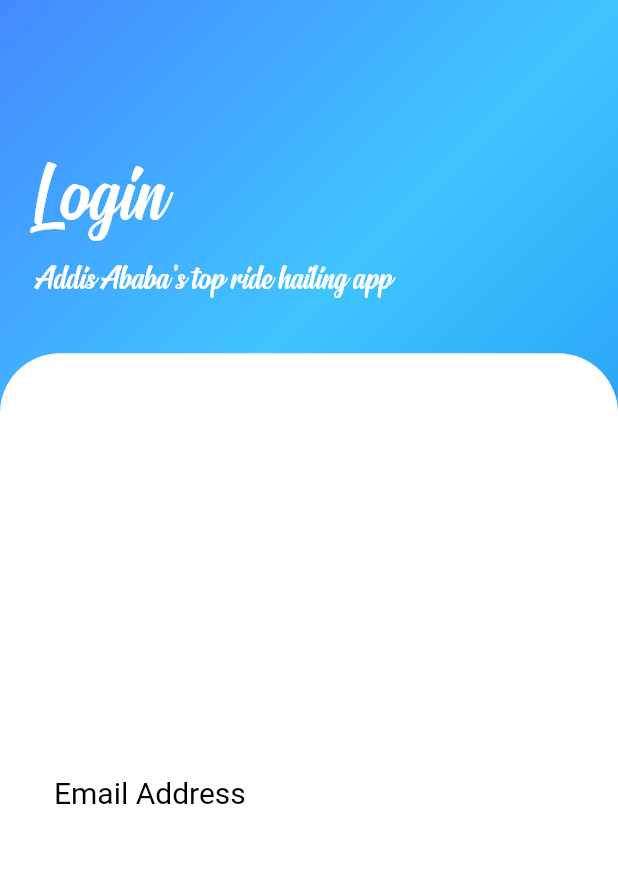
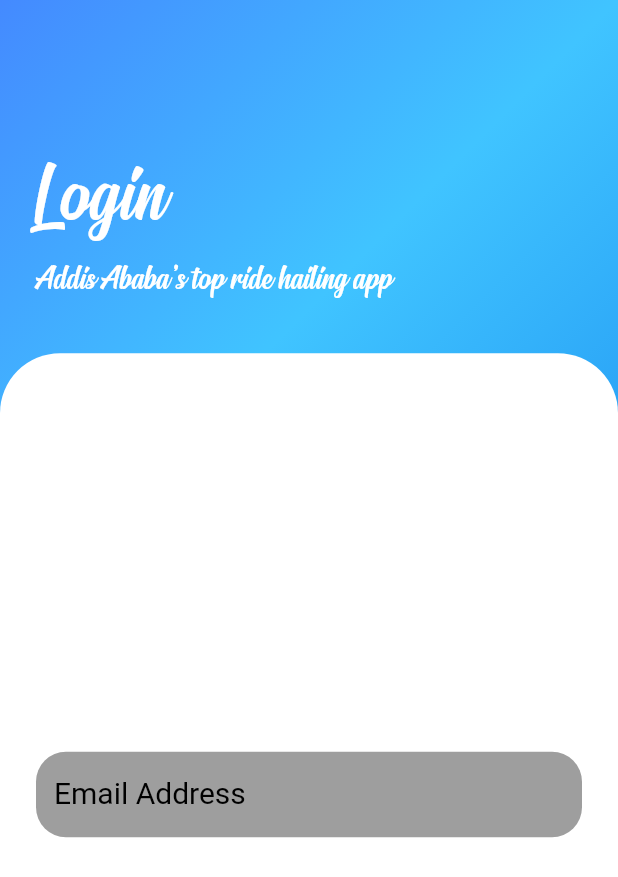
Before and after one commit to mohammedaminA/Guzo, a Flutter app: the screen it shows after launch, on a phone screen of 412 x 824 dp. Shown: the top 877 px of the screen. Run offline on Flutter 3.47's test engine with Material 2 defaults, Android fonts, the phone set to English and light mode, and no system bars.

Commit message:
login screen

```diff
--- a/lib/login_screen.dart
+++ b/lib/login_screen.dart
@@ -73,9 +73,10 @@ class LoginScreen extends StatelessWidget {
                                   fontFamily: 'Roboto',
                                   color: Colors.black),
                               border: OutlineInputBorder(
-                                borderRadius: BorderRadius.circular(10.0),
+                                  borderRadius: BorderRadius.circular(20.0),
                                   borderSide: BorderSide.none),
-                          ),
+                              filled: true,
+                              fillColor: Colors.grey),
                         )
                       ],
                     ),
```
Lines whose indentation alone changed are shown as unchanged.
